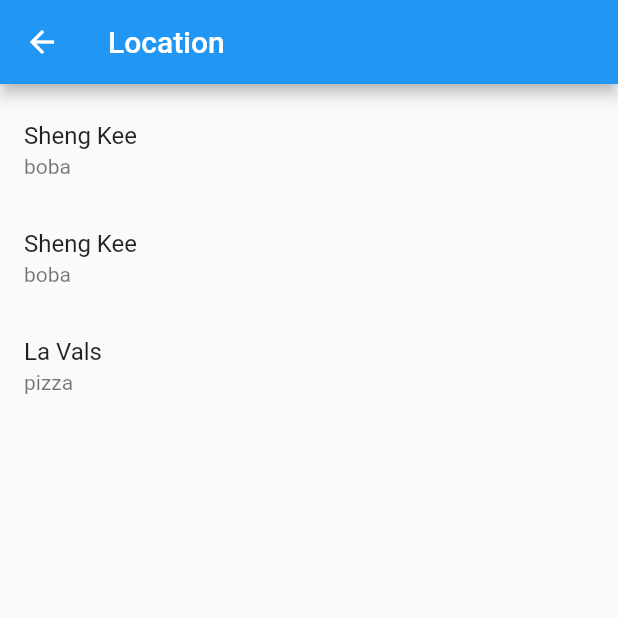
After one commit to sleepsorters/expense_manager, a Flutter app: the screen it shows after launch, after a tap on the "add" icon, on a phone screen of 412 x 824 dp, the top half of it. The commit adds this screen. Run offline on Flutter 3.47's test engine with Material 2 defaults, Android fonts, the phone set to English and light mode, and no system bars.

Commit message:
slightly working expense page

```diff
--- /dev/null
+++ b/lib/Expense.dart
@@ -0,0 +1,7 @@
+class Expense {
+  final String name;
+  final int value;
+  final String category;
+
+  Expense({this.name, this.value, this.category});
+}
--- /dev/null
+++ b/lib/ExpenseList.dart
@@ -0,0 +1,32 @@
+import 'package:flutter/material.dart';
+
+import 'package:expense/Expense.dart';
+//adapted from https://hackernoon.com/flutter-iii-lists-and-items-6bfa7348ab1b
+
+class ExpenseList extends StatelessWidget {
+
+  final List<Expense> _expense;
+  ExpenseList(this._expense);
+
+  @override
+  Widget build(BuildContext context) {
+    return new ListView(
+        padding: new EdgeInsets.symmetric(vertical: 8.0),
+        children: _buildContactList()
+    );
+  }
+
+  List<ExpenseListItem> _buildContactList() {
+    return _expense.map((expense) => new ExpenseListItem(expense))
+        .toList();
+  }
+}
+
+class ExpenseListItem extends ListTile {
+
+  ExpenseListItem(Expense expense):
+        super(
+          title: new Text(expense.name),
+          subtitle: new Text(expense.category)
+      );
+}
--- /dev/null
+++ b/lib/ExpensePage.dart
@@ -0,0 +1,63 @@
+import 'dart:async';
+
+import 'package:flutter/material.dart';
+
+import 'package:expense/Expense.dart';
+import 'package:expense/ExpenseList.dart';
+
+class ExpensePage extends StatefulWidget {
+  _ExpensePageState hP;
+  @override
+  _ExpensePageState createState() => hP;
+
+  ExpensePage() {
+    hP = new _ExpensePageState();
+  }
+
+  }
+
+class _ExpensePageState extends State<ExpensePage> {
+  noSuchMethod(Invocation i) => super.noSuchMethod(i);
+
+  var url, request, response;
+  String value, error;
+  Set<Expense> expenses;
+  Future<Set<Expense>> eFuture;
+
+  @override
+  void initState() {
+    super.initState();
+
+    initPlatformState();
+  }
+
+  initPlatformState() async {
+    Set<Expense> exp = await fetchExpenses();
+
+    setState(() {
+      expenses = exp;
+    }
+    );
+
+  }
+
+  @override
+  Widget build(BuildContext context) {
+    return Scaffold(
+        appBar: AppBar(
+          title: Text('Location'),
+        ),
+        body: new ExpenseList(expenses.toList())
+
+    );
+  }
+
+  Future<Set<Expense>> fetchExpenses() async {
+    Set<Expense> expenses = new Set<Expense>();
+    expenses.add(Expense(name: "Sheng Kee", value: 100, category: "boba"));
+    expenses.add(Expense(name: "Sheng Kee", value: 200, category: "boba"));
+    expenses.add(Expense(name: "La Vals", value: 100, category: "pizza"));
+    return expenses;
+  }
+
+}
--- a/lib/HomePage.dart
+++ b/lib/HomePage.dart
@@ -1,5 +1,6 @@
 import 'package:flutter/material.dart';
 
+import 'package:expense/ExpensePage.dart';
 
 class HomePage extends StatefulWidget {
   _HomePage hP;
@@ -53,22 +54,15 @@ class _HomePage extends State<HomePage> {
         );
       }
 
-      void _showa() {
+      void _addItem() {
         showDialog(
             context: context,
             builder: (BuildContext context) {
               // return object of type Dialog
-              return AlertDialog(
-                title: new Text("Set your budget!"),
-                content: Text(myController.text),
-                actions: <Widget>[
-                  // usually buttons at the bottom of the dialog
-                  new FlatButton(
-                    child: new Text("Close"),
-                    onPressed: () {
-                      Navigator.of(context).pop();
-                    },
-                  ),
+              return SimpleDialog(
+                title: new Text("Add expense"),
+                children: <Widget>[
+
                 ],
               );
             }
@@ -98,8 +92,27 @@ class _HomePage extends State<HomePage> {
                     child: RaisedButton(
                         child: Text("Set your budget"),
                         onPressed: _show)
+                  ),
+                  Padding(
+                      padding: EdgeInsets.only(top: 200.0),
+                      child: RaisedButton(
+                          child: Text("View purchases"),
+                        onPressed: () {
+                          Navigator.push(context, MaterialPageRoute(builder: (context) =>
+                              ExpensePage()));
+                        })
                   )
               ]),
+          ),
+          floatingActionButton: FloatingActionButton(
+            onPressed: () {
+              _addItem();
+              Navigator.push(context, MaterialPageRoute(builder: (context) =>
+              ExpensePage()));
+            },
+            tooltip: 'Increment',
+            child: Icon(Icons.add),
+            elevation: 2.0,
           ),
         ),
       );
--- a/lib/main.dart
+++ b/lib/main.dart
@@ -1,5 +1,6 @@
 import 'package:flutter/material.dart';
 import 'package:expense/HomePage.dart';
+import 'package:expense/ExpensePage.dart';
 
 void main() => runApp(new MyApp());
 
```
